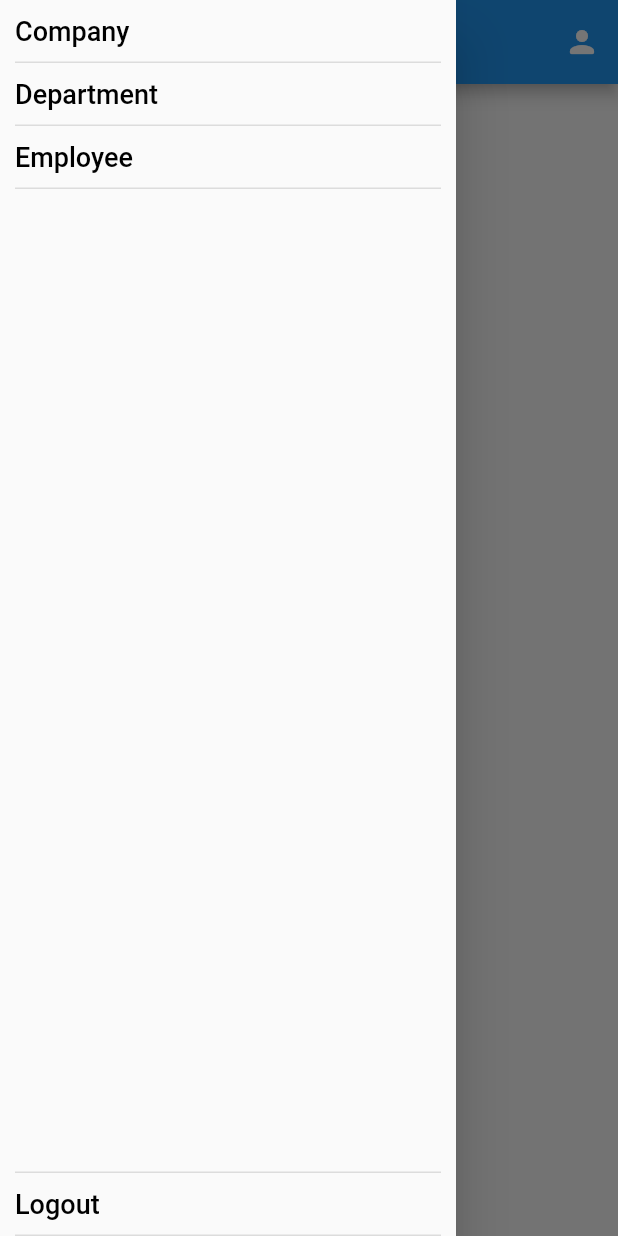
After one commit to rushit5560/Payroll_Project, a Flutter app: the SuperAdminHomeScreen screen opened directly, with the side drawer open, on a phone screen of 412 x 824 dp. The commit adds this screen. Run offline on Flutter 3.47's test engine with Material 2 defaults, Android fonts, the light colour scheme and no system bars; our stand-ins replace fluttertoast, get, image_picker, shared_preferences, sizer; accounts and stored records are empty.

```diff
--- /dev/null
+++ b/payroll_system/lib/Controller/company_list_screen_controller.dart
@@ -0,0 +1,3 @@
+import 'package:get/get.dart';
+
+class CompanyListScreenController extends GetxController {}
--- a/payroll_system/lib/Controller/login_screen_controller.dart
+++ b/payroll_system/lib/Controller/login_screen_controller.dart
@@ -7,6 +7,7 @@ import 'package:get/get.dart';
 import 'package:http/http.dart' as http;
 import 'package:payroll_system/Screen/Authentication/Login_Screen/login_screen.dart';
 import 'package:payroll_system/Screen/Employe_Details/employe_details_form_screen.dart';
+import 'package:payroll_system/Screen/super_admin_home_screen/super_admin_home_screen.dart';
 import 'package:payroll_system/Utils/api_url.dart';
 import 'package:payroll_system/Utils/extension_methods/user_details.dart';
 import 'package:payroll_system/Utils/extension_methods/user_preference.dart';
@@ -64,7 +65,9 @@ class LoginController extends GetxController {
           userUpdatedAt: logInDetails.data.data.updatedAt,
         );
 
-        Get.off(() => EmployeDetailsScreen());
+        // todo - here put condition which user loggedIn successful
+
+        Get.off(() => SuperAdminHomeScreen());
 
         formKey.currentState!.reset();
         Fluttertoast.showToast(msg: 'You are successfully login');
--- /dev/null
+++ b/payroll_system/lib/Screen/super_admin_home_screen/super_admin_home_screen.dart
@@ -0,0 +1,27 @@
+import 'package:flutter/material.dart';
+import 'package:payroll_system/Utils/messaging.dart';
+import 'package:payroll_system/drawer_menu/admin_drawer/admin_drawer.dart';
+
+class SuperAdminHomeScreen extends StatelessWidget {
+  const SuperAdminHomeScreen({Key? key}) : super(key: key);
+
+  @override
+  Widget build(BuildContext context) {
+    return Scaffold(
+
+      drawer: AdminDrawerMenu(),
+
+      appBar: AppBar(
+        centerTitle: true,
+        title: Text(AppMessage.adminName),
+
+        actions: [
+          IconButton(
+            onPressed: () {},
+            icon: const Icon(Icons.person_rounded),
+          ),
+        ],
+      ),
+    );
+  }
+}
--- a/payroll_system/lib/Utils/messaging.dart
+++ b/payroll_system/lib/Utils/messaging.dart
@@ -11,4 +11,15 @@ class AppMessage {
   static String companyLogin = 'Company Sign Up';
   static String dontHaveAnAccount = "Don't have an account ?";
   static String haveAlreadyAnAccount = 'Already have an account ?  ';
+
+  /// Drawer Name's
+  static String companyNameDrawer = "Company";
+  static String departmentNameDrawer = "Department";
+  static String employeeNameDrawer = "Employee";
+  static String editProfileNameDrawer = "Edit Profile";
+  static String logOutNameDrawer = "Logout";
+
+  static String adminName = "Admin";
+  static String companiesName = "Companies";
+  static String companyName = "Company Name";
 }
--- a/payroll_system/lib/Utils/style.dart
+++ b/payroll_system/lib/Utils/style.dart
@@ -3,6 +3,7 @@ import 'package:flutter/material.dart';
 import 'package:payroll_system/constants/colors.dart';
 
 class TextStyleConfig {
+
   static TextStyle textStyle({
     Color textColor = AppColors.blackColor,
     FontWeight fontWeight = FontWeight.normal,
@@ -14,4 +15,18 @@ class TextStyleConfig {
       fontWeight: fontWeight,
     );
   }
+
+
+  static TextStyle drawerTextStyle({
+    Color textColor = AppColors.blackColor,
+    FontWeight fontWeight = FontWeight.w500,
+    double fontSize = 18.0,
+  }) {
+    return TextStyle(
+      color: textColor,
+      fontSize: fontSize,
+      fontWeight: fontWeight,
+    );
+  }
+
 }
--- a/payroll_system/lib/constants/colors.dart
+++ b/payroll_system/lib/constants/colors.dart
@@ -5,5 +5,6 @@ class AppColors {
   static const Color blackColor = Colors.black;
   static const Color whiteColor= Colors.white;
   static const Color blueColor = Colors.blue;
+  static const Color greyColor = Colors.grey;
 
 }
--- /dev/null
+++ b/payroll_system/lib/drawer_menu/admin_drawer/admin_drawer.dart
@@ -0,0 +1,135 @@
+import 'dart:developer';
+
+import 'package:flutter/material.dart';
+import 'package:get/get.dart';
+import 'package:payroll_system/Screen/company_list_screen/company_list_screen.dart';
+import 'package:payroll_system/Utils/extensions.dart';
+import 'package:payroll_system/Utils/messaging.dart';
+import 'package:payroll_system/Utils/style.dart';
+
+class AdminDrawerMenu extends StatelessWidget {
+  const AdminDrawerMenu({Key? key}) : super(key: key);
+
+  @override
+  Widget build(BuildContext context) {
+    return Drawer(
+      child: SafeArea(
+        child: Column(
+          children: [
+            Expanded(
+              child: SingleChildScrollView(
+                child: Column(
+                  children: [
+                    AdminDrawerTile(
+                      onTap: () {
+                        Get.to(()=> CompanyListScreen());
+                      },
+                      title: AppMessage.companyNameDrawer,
+                    ),
+
+                    AdminDrawerTile(
+                      onTap: () {log('Department');},
+                      title: AppMessage.departmentNameDrawer,
+                    ),
+
+                    AdminDrawerTile(
+                      onTap: () {log('Employee');},
+                      title: AppMessage.employeeNameDrawer,
+                    ),
+                  ],
+                ),
+              ),
+            ),
+
+            AdminDrawerLogOutTile(
+              onTap: () {log('Logout');},
+              title: AppMessage.logOutNameDrawer,
+            ),
+
+          ],
+        ),
+      ),
+    );
+  }
+}
+
+class AdminDrawerTile extends StatelessWidget {
+  Function() onTap;
+  String title;
+  AdminDrawerTile({Key? key, required this.onTap, required this.title}) : super(key: key);
+
+  @override
+  Widget build(BuildContext context) {
+    return GestureDetector(
+      onTap: onTap,
+      child: Column(
+        crossAxisAlignment: CrossAxisAlignment.start,
+        children: [
+          Text(
+            title,
+            textAlign: TextAlign.left,
+            style: TextStyleConfig.drawerTextStyle(),
+          ).commonSymmetricPadding(horizontal: 10, vertical: 10),
+          const Divider(height: 1, thickness: 1, indent: 10, endIndent: 10),
+        ],
+      ),
+    );
+    /*return Container(
+      width: Get.width,
+      decoration: BoxDecoration(
+        borderRadius: BorderRadius.circular(10),
+        border: Border.all(
+          color: AppColors.greyColor,
+        ),
+      ),
+
+      child: Text(
+        AppMessage.companyNameDrawer,
+        textAlign: TextAlign.left,
+        style: TextStyleConfig.drawerTextStyle(),
+      ).commonSymmetricPadding(horizontal: 10, vertical: 5),
+
+    ).commonSymmetricPadding(horizontal: 20, vertical: 10);*/
+  }
+}
+
+class AdminDrawerLogOutTile extends StatelessWidget {
+  Function() onTap;
+  String title;
+  AdminDrawerLogOutTile({Key? key, required this.onTap, required this.title}) : super(key: key);
+
+  @override
+  Widget build(BuildContext context) {
+    return GestureDetector(
+      onTap: onTap,
+      child: Column(
+        crossAxisAlignment: CrossAxisAlignment.start,
+        children: [
+          const Divider(height: 1, thickness: 1, indent: 10, endIndent: 10),
+          Text(
+            title,
+            textAlign: TextAlign.left,
+            style: TextStyleConfig.drawerTextStyle(),
+          ).commonSymmetricPadding(horizontal: 10, vertical: 10),
+          const Divider(height: 1, thickness: 1, indent: 10, endIndent: 10),
+        ],
+      ),
+    );
+    /*return Container(
+      width: Get.width,
+      decoration: BoxDecoration(
+        borderRadius: BorderRadius.circular(10),
+        border: Border.all(
+          color: AppColors.greyColor,
+        ),
+      ),
+
+      child: Text(
+        AppMessage.companyNameDrawer,
+        textAlign: TextAlign.left,
+        style: TextStyleConfig.drawerTextStyle(),
+      ).commonSymmetricPadding(horizontal: 10, vertical: 5),
+
+    ).commonSymmetricPadding(horizontal: 20, vertical: 10);*/
+  }
+}
--- a/payroll_system/lib/main.dart
+++ b/payroll_system/lib/main.dart
@@ -1,5 +1,5 @@
 import 'package:flutter/material.dart';
-import 'package:get/get_navigation/src/root/get_material_app.dart';
+import 'package:get/get.dart';
 import 'package:sizer/sizer.dart';
 import 'Screen/splash_Screen/splash_screen.dart';
 
```
Also changed, not shown: payroll_system/lib/Screen/company_list_screen/company_list_screen.dart (added, +33 -0 lines), payroll_system/lib/Screen/company_list_screen/company_list_screen_widgets.dart (added, +100 -0 lines).
